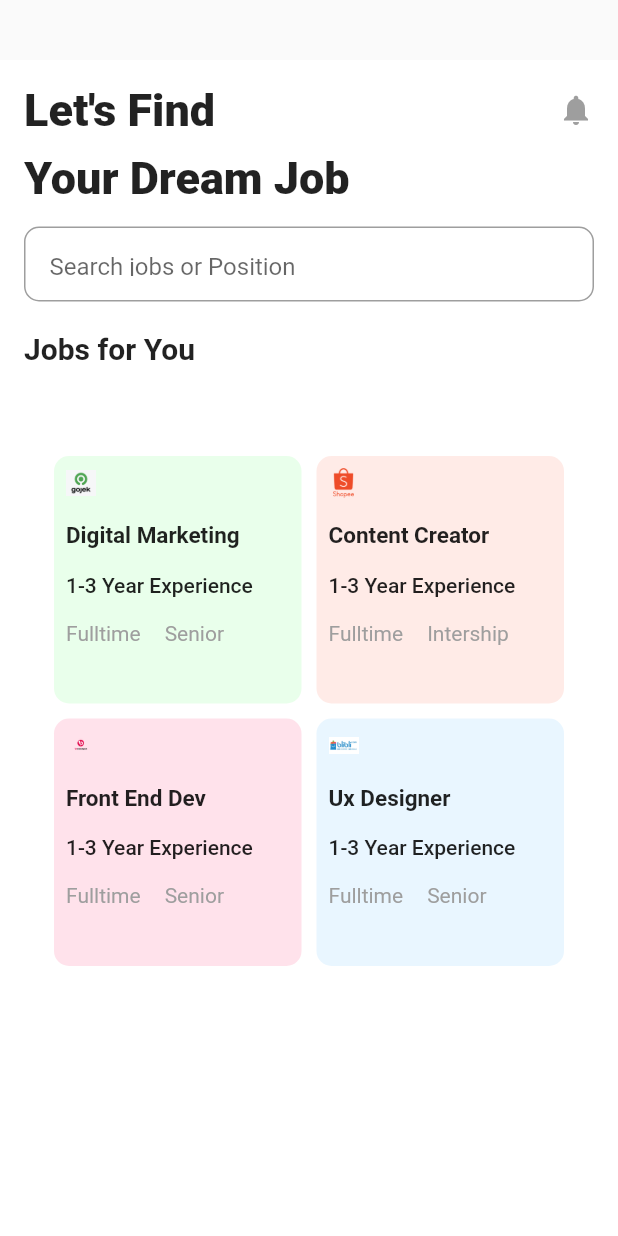
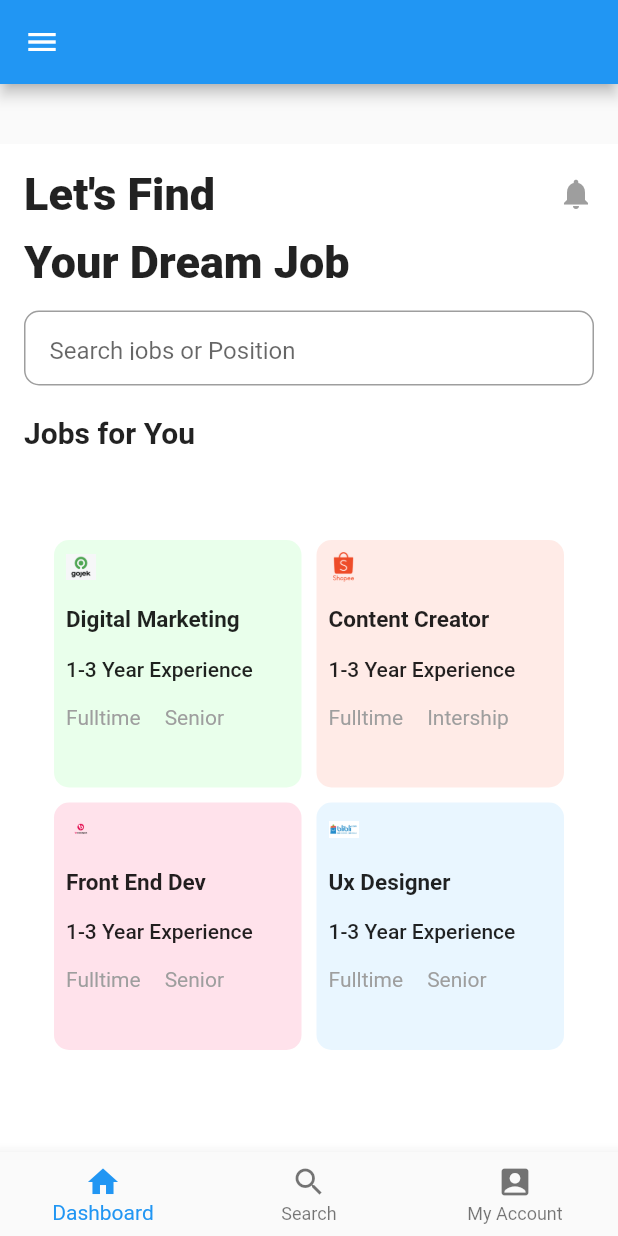
Before and after one commit to yusyaepul/bootcampflutter, a Flutter app: the HomeScreen screen opened directly, on a phone screen of 412 x 824 dp. Run offline on Flutter 3.47's test engine with Material 2 defaults, Android fonts, the light colour scheme and no system bars.

Commit message:
Pengumpulan Tugas ke 13

```diff
--- /dev/null
+++ b/sanberappflutter/lib/Tugas/Tugas13/HomeScreen.dart
@@ -0,0 +1,368 @@
+import 'package:flutter/material.dart';
+import 'DrawerScreen.dart';
+
+class HomeScreen extends StatefulWidget {
+  const HomeScreen({ Key? key }) : super(key: key);
+
+  @override
+  _HomeScreenState createState() => _HomeScreenState();
+}
+
+class _HomeScreenState extends State<HomeScreen> {
+  int _selectedIndex = 0;
+
+  PageController pageController = PageController();
+
+  void _onItemTapped(int index){
+    setState((){
+      _selectedIndex = index;
+    });
+    pageController.jumpToPage(index);
+  }
+
+  @override
+  Widget build(BuildContext context) {
+    return Scaffold(
+      appBar: AppBar(),
+      drawer: DrawerScreen(),
+      body: PageView(
+        controller: pageController,
+        children: [
+          dashboard(context),
+          Center(
+            child: Container(
+              child: ListView(
+                children: [
+                  Text(
+                    "Search Pages",
+                    style: TextStyle(fontSize: 30, fontWeight: FontWeight.w800),
+                    ),
+                ],
+              )
+            ),
+          ),
+          Center(
+            child: Container(
+              child: ListView(
+                children: [
+                  Text(
+                    "My Account Pages",
+                    style: TextStyle(fontSize: 30, fontWeight: FontWeight.w800),
+                    ),
+                ],
+              )
+            ),
+          ),
+        ],
+      ),
+      bottomNavigationBar: BottomNavigationBar(
+        items: const <BottomNavigationBarItem>[
+          BottomNavigationBarItem(
+            icon: Icon(Icons.home),
+            label: 'Dashboard',
+          ),
+          BottomNavigationBarItem(
+            icon: Icon(Icons.search),
+            label: 'Search',
+          ),
+          BottomNavigationBarItem(
+            icon: Icon(Icons.account_box),
+            label: 'My Account',
+          ),
+        ],
+        currentIndex: _selectedIndex,
+        onTap: _onItemTapped,
+      ),
+    );
+  }
+}
+
+Container dashboard(BuildContext context){
+  return Container(
+    child: Container(
+          padding: EdgeInsets.all(16),
+          margin: EdgeInsets.only(top: 40),
+          color: Colors.white,
+          child: ListView(
+            children: [
+              Row(
+                mainAxisAlignment: MainAxisAlignment.spaceBetween,
+                children: [
+                  Text(
+                    "Let's Find",
+                    style: TextStyle(fontSize: 30, fontWeight: FontWeight.w800),
+                  ),
+                  Icon(
+                    Icons.notifications,
+                    color: Colors.grey,
+                  ),
+                ],
+              ),
+              const SizedBox(
+                height: 10,
+              ),
+              Container(
+                alignment: Alignment.centerLeft,
+                child: Text(
+                  "Your Dream Job",
+                  style: TextStyle(fontSize: 30, fontWeight: FontWeight.w800),
+                ),
+              ),
+              SizedBox(
+                height: 15,
+              ),
+              Container(
+                height: 50,
+                width: double.infinity,
+                padding: EdgeInsets.all(16),
+                decoration: BoxDecoration(
+                  border: Border.all(color: Colors.grey),
+                  borderRadius: BorderRadius.circular(10)
+                ),
+                child: TextFormField(
+                  decoration: InputDecoration.collapsed(hintText: "Search jobs or Position")),
+              ),
+              SizedBox(
+                height: 20,
+              ),
+              Container(
+                alignment: Alignment.centerLeft,
+                child: Text(
+                  "Jobs for You",
+                  style: TextStyle(fontSize: 20, fontWeight: FontWeight.w700),
+                ),
+              ),
+              SizedBox(
+                height: 40,
+              ),
+              jobs_item(context)
+            ],
+          ),
+        ),
+  );
+}
+
+Container jobs_item(BuildContext context){
+  return Container(
+    height: MediaQuery.of(context).size.height / 2,
+    child: GridView.count(
+      primary: false,
+      padding: const EdgeInsets.all(20),
+      crossAxisSpacing: 10,
+      mainAxisSpacing: 10,
+      crossAxisCount: 2,
+      children: <Widget>[
+        Container(
+          padding: const EdgeInsets.all(8),
+          decoration: BoxDecoration(
+            color: Color(0xffe9ffeb),
+            borderRadius: BorderRadius.circular(10)
+          ),
+          child: Column(
+            mainAxisAlignment: MainAxisAlignment.start,
+            crossAxisAlignment: CrossAxisAlignment.start,
+            children: [
+              Image.asset(
+                "assets/img/gojek.png",
+                height: 20,
+                width: 20,
+              ),
+              SizedBox(
+                height: 16,
+              ),
+              Text(
+                "Digital Marketing",
+                style: titleStyle(),
+              ),
+              SizedBox(
+                height: 16,
+              ),
+              Text(
+                "1-3 Year Experience",
+                style: subTitle(),
+              ),
+              SizedBox(
+                height: 16,
+              ),
+              Row(
+                children: [
+                  Text(
+                    "Fulltime",
+                    style: positionText(),
+                  ),
+                  SizedBox(
+                    width: 16,
+                  ),
+                  Text(
+                    "Senior",
+                    style: positionText(),
+                  ),
+                ],
+              ),
+            ],
+          ),
+        ),
+        Container(
+          padding: const EdgeInsets.all(8),
+          decoration: BoxDecoration(
+            color: Color(0xffFFEBE7),
+            borderRadius: BorderRadius.circular(10)
+          ),
+          child: Column(
+            mainAxisAlignment: MainAxisAlignment.start,
+            crossAxisAlignment: CrossAxisAlignment.start,
+            children: [
+              Image.asset(
+                "assets/img/shopee.png",
+                height: 20,
+                width: 20,
+              ),
+              SizedBox(
+                height: 16,
+              ),
+              Text(
+                "Content Creator",
+                style: titleStyle(),
+              ),
+              SizedBox(
+                height: 16,
+              ),
+              Text(
+                "1-3 Year Experience",
+                style: subTitle(),
+              ),
+              SizedBox(
+                height: 16,
+              ),
+              Row(
+                children: [
+                  Text(
+                    "Fulltime",
+                    style: positionText(),
+                  ),
+                  SizedBox(
+                    width: 16,
+                  ),
+                  Text(
+                    "Intership",
+                    style: positionText(),
+                  ),
+                ],
+              ),
+            ],
+          ),
+        ),
+        Container(
+          padding: const EdgeInsets.all(8),
+          decoration: BoxDecoration(
+            color: Color(0xffFFE2EB),
+            borderRadius: BorderRadius.circular(10)
+          ),
+          child: Column(
+            mainAxisAlignment: MainAxisAlignment.start,
+            crossAxisAlignment: CrossAxisAlignment.start,
+            children: [
+              Image.asset(
+                "assets/img/bukalapak.png",
+                height: 20,
+                width: 20,
+              ),
+              SizedBox(
+                height: 16,
+              ),
+              Text(
+                "Front End Dev",
+                style: titleStyle(),
+              ),
+              SizedBox(
+                height: 16,
+              ),
+              Text(
+                "1-3 Year Experience",
+                style: subTitle(),
+              ),
+              SizedBox(
+                height: 16,
+              ),
+              Row(
+                children: [
+                  Text(
+                    "Fulltime",
+                    style: positionText(),
+                  ),
+                  SizedBox(
+                    width: 16,
+                  ),
+                  Text(
+                    "Senior",
+                    style: positionText(),
+                  ),
+                ],
+              ),
+            ],
+          ),
+        ),
+        Container(
+          padding: const EdgeInsets.all(8),
+          decoration: BoxDecoration(
+            color: Color(0xffE9F6FF),
+            borderRadius: BorderRadius.circular(10)
+          ),
+          child: Column(
+            mainAxisAlignment: MainAxisAlignment.start,
+            crossAxisAlignment: CrossAxisAlignment.start,
+            children: [
+              Image.asset(
+                "assets/img/blibli.png",
+                height: 20,
+                width: 20,
+              ),
+              SizedBox(
+                height: 16,
+              ),
+              Text(
+                "Ux Designer",
+                style: titleStyle(),
+              ),
+              SizedBox(
+                height: 16,
+              ),
+              Text(
+                "1-3 Year Experience",
+                style: subTitle(),
+              ),
+              SizedBox(
+                height: 16,
+              ),
+              Row(
+                children: [
+                  Text(
+                    "Fulltime",
+                    style: positionText(),
+                  ),
+                  SizedBox(
+                    width: 16,
+                  ),
+                  Text(
+                    "Senior",
+                    style: positionText(),
+                  ),
+                ],
+              ),
+            ],
+          ),
+        ),
+      ],
+    ),
+  );
+}
+
+TextStyle positionText(){
+  return TextStyle(color: Colors.grey, fontWeight: FontWeight.w400);
+}
+
+TextStyle subTitle() => TextStyle(fontWeight: FontWeight.w500);
+
+TextStyle titleStyle(){
+  return TextStyle(fontSize: 15, fontWeight: FontWeight.w700);
+}
--- a/sanberappflutter/lib/main.dart
+++ b/sanberappflutter/lib/main.dart
@@ -1,7 +1,7 @@
 import 'package:flutter/material.dart';
 import 'package:sanberappflutter/Tugas/Tugas11/Telegram.dart';
-import 'package:sanberappflutter/Tugas/Tugas12/HomeScreen.dart';
-import 'package:sanberappflutter/Tugas/Tugas12/LoginScreen.dart';
+import 'package:sanberappflutter/Tugas/Tugas13/HomeScreen.dart';
+import 'package:sanberappflutter/Tugas/Tugas13/LoginScreen.dart';
 
 void main() {
   runApp(const MyApp());
@@ -17,7 +17,7 @@ class MyApp extends StatelessWidget {
       theme: ThemeData(
         primarySwatch: Colors.blue,
       ),
-      home: HomeScreen(),
+      home: LoginScreen(),
     );
   }
 }
```
Also changed, not shown: sanberappflutter/lib/Tugas/Tugas13/DrawerScreen.dart (added, +79 -0 lines), sanberappflutter/lib/Tugas/Tugas13/LoginScreen.dart (added, +93 -0 lines).
